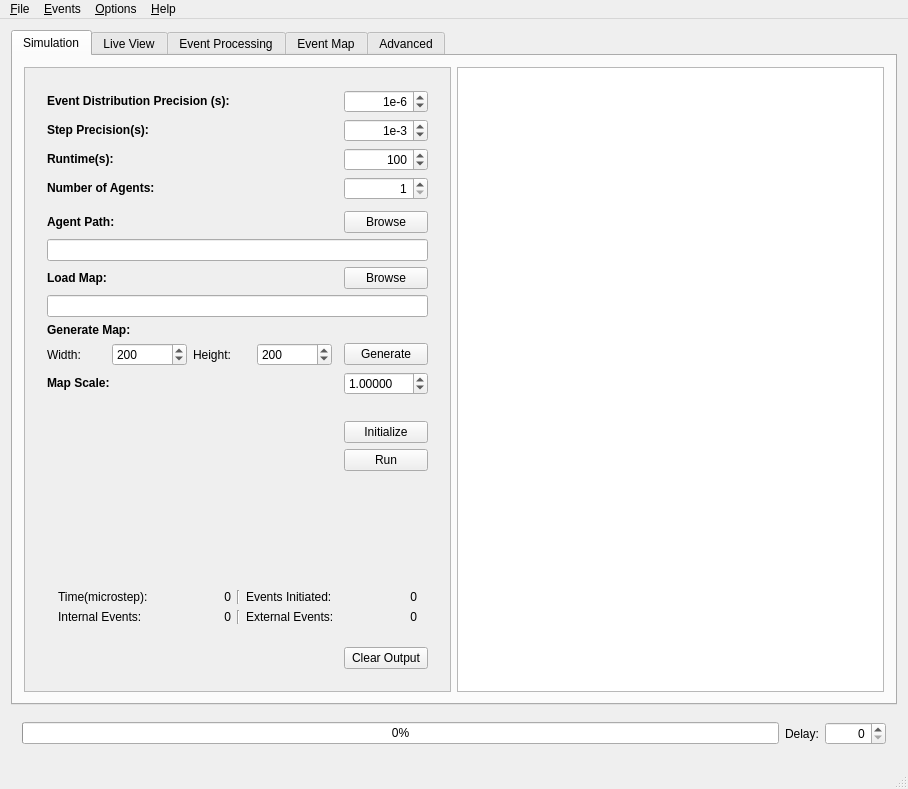
This is mainwindow.ui in sojoe02/RANA as Qt 5 draws it before an edit. The edited form follows.
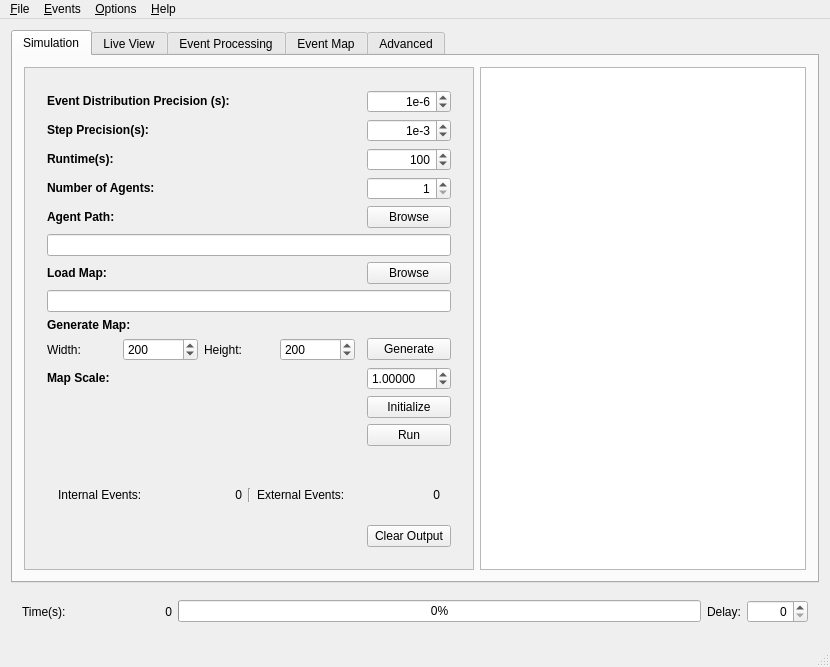
This is the edited form.

Commit message: overhaul of the user interface to make it more low-res friendly, added shortcut keys to disable agents (ctrl-A) and disable ids (ctrl-I) on the map tab.

What changed in the file:
```diff
--- a/mainwindow.ui
+++ b/mainwindow.ui
@@ -6,8 +6,8 @@
    <rect>
     <x>0</x>
     <y>0</y>
-    <width>908</width>
-    <height>789</height>
+    <width>830</width>
+    <height>657</height>
    </rect>
   </property>
   <property name="windowTitle">
@@ -18,7 +18,7 @@
     <item row="2" column="0">
      <widget class="QWidget" name="simGeneralWidget" native="true">
       <layout class="QGridLayout" name="gridLayout_12">
-       <item row="0" column="0">
+       <item row="0" column="2">
         <widget class="QProgressBar" name="progressBar">
          <property name="sizePolicy">
           <sizepolicy hsizetype="MinimumExpanding" vsizetype="Fixed">
@@ -43,7 +43,7 @@
          </property>
         </widget>
        </item>
-       <item row="0" column="2">
+       <item row="0" column="4">
         <widget class="QSpinBox" name="delaySpinBox">
          <property name="alignment">
           <set>Qt::AlignRight|Qt::AlignTrailing|Qt::AlignVCenter</set>
@@ -56,13 +56,36 @@
          </property>
         </widget>
        </item>
-       <item row="0" column="1">
+       <item row="0" column="3">
         <widget class="QLabel" name="label_9">
          <property name="text">
           <string>Delay:</string>
          </property>
         </widget>
        </item>
+       <item row="0" column="0">
+        <widget class="QLabel" name="label_8">
+         <property name="text">
+          <string>Time(s):</string>
+         </property>
+        </widget>
+       </item>
+       <item row="0" column="1">
+        <widget class="QLabel" name="label_status1">
+         <property name="minimumSize">
+          <size>
+           <width>100</width>
+           <height>0</height>
+          </size>
+         </property>
+         <property name="text">
+          <string>0</string>
+         </property>
+         <property name="alignment">
+          <set>Qt::AlignRight|Qt::AlignTrailing|Qt::AlignVCenter</set>
+         </property>
+        </widget>
+       </item>
       </layout>
      </widget>
     </item>
@@ -79,11 +102,17 @@
         <item row="0" column="1">
          <widget class="QScrollArea" name="scrollArea">
           <property name="sizePolicy">
-           <sizepolicy hsizetype="Expanding" vsizetype="Preferred">
+           <sizepolicy hsizetype="Preferred" vsizetype="Preferred">
             <horstretch>0</horstretch>
             <verstretch>0</verstretch>
            </sizepolicy>
           </property>
+          <property name="minimumSize">
+           <size>
+            <width>450</width>
+            <height>0</height>
+           </size>
+          </property>
           <property name="baseSize">
            <size>
             <width>0</width>
@@ -98,8 +127,8 @@
             <rect>
              <x>0</x>
              <y>0</y>
-             <width>429</width>
-             <height>635</height>
+             <width>448</width>
+             <height>503</height>
             </rect>
            </property>
            <layout class="QVBoxLayout" name="verticalLayout_2">
@@ -118,23 +147,83 @@
                </size>
               </property>
               <layout class="QGridLayout" name="gridLayout_2">
-               <item row="6" column="2">
+               <item row="6" column="0" colspan="3">
+                <widget class="QLineEdit" name="agentPathLineEdit">
+                 <property name="sizePolicy">
+                  <sizepolicy hsizetype="MinimumExpanding" vsizetype="Fixed">
+                   <horstretch>0</horstretch>
+                   <verstretch>0</verstretch>
+                  </sizepolicy>
+                 </property>
+                 <property name="text">
+                  <string/>
+                 </property>
+                </widget>
+               </item>
+               <item row="2" column="2">
+                <widget class="QSpinBox" name="macroSpinBox">
+                 <property name="sizePolicy">
+                  <sizepolicy hsizetype="Preferred" vsizetype="Fixed">
+                   <horstretch>0</horstretch>
+                   <verstretch>0</verstretch>
+                  </sizepolicy>
+                 </property>
+                 <property name="alignment">
+                  <set>Qt::AlignRight|Qt::AlignTrailing|Qt::AlignVCenter</set>
+                 </property>
+                 <property name="prefix">
+                  <string>1e-</string>
+                 </property>
+                 <property name="minimum">
+                  <number>1</number>
+                 </property>
+                 <property name="maximum">
+                  <number>12</number>
+                 </property>
+                 <property name="singleStep">
+                  <number>1</number>
+                 </property>
+                 <property name="value">
+                  <number>3</number>
+                 </property>
+                </widget>
+               </item>
+               <item row="19" column="2">
+                <widget class="QPushButton" name="generateButton">
+                 <property name="sizePolicy">
+                  <sizepolicy hsizetype="Preferred" vsizetype="Fixed">
+                   <horstretch>0</horstretch>
+                   <verstretch>0</verstretch>
+                  </sizepolicy>
+                 </property>
+                 <property name="text">
+                  <string>Initialize</string>
+                 </property>
+                </widget>
+               </item>
+               <item row="19" column="0">
+                <spacer name="horizontalSpacer">
+                 <property name="orientation">
+                  <enum>Qt::Horizontal</enum>
+                 </property>
+                 <property name="sizeType">
+                  <enum>QSizePolicy::Expanding</enum>
+                 </property>
+                 <property name="sizeHint" stdset="0">
+                  <size>
+                   <width>40</width>
+                   <height>20</height>
+                  </size>
+                 </property>
+                </spacer>
+               </item>
+               <item row="5" column="2">
                 <widget class="QPushButton" name="browseLuaAgentButton">
                  <property name="text">
                   <string>Browse</string>
                  </property>
                 </widget>
                </item>
-               <item row="8" column="0">
-                <widget class="QLabel" name="label_7">
-                 <property name="text">
-                  <string>&lt;html&gt;&lt;head/&gt;&lt;body&gt;&lt;p&gt;&lt;span style=&quot; font-weight:600;&quot;&gt;Load Map:&lt;/span&gt;&lt;/p&gt;&lt;/body&gt;&lt;/html&gt;</string>
-                 </property>
-                 <property name="buddy">
-                  <cstring>browseMapButton</cstring>
-                 </property>
-                </widget>
-               </item>
                <item row="1" column="0">
                 <widget class="QLabel" name="label_5">
                  <property name="toolTip">
@@ -151,35 +240,43 @@
                  </property>
                 </widget>
                </item>
-               <item row="2" column="0">
-                <widget class="QLabel" name="label_6">
-                 <property name="toolTip">
-                  <string>Number of mirosteps pr macrostep</string>
-                 </property>
+               <item row="7" column="0">
+                <widget class="QLabel" name="label_7">
                  <property name="text">
-                  <string>&lt;html&gt;&lt;head/&gt;&lt;body&gt;&lt;p&gt;&lt;span style=&quot; font-weight:600;&quot;&gt;Step Precision(s):&lt;/span&gt;&lt;/p&gt;&lt;/body&gt;&lt;/html&gt;</string>
+                  <string>&lt;html&gt;&lt;head/&gt;&lt;body&gt;&lt;p&gt;&lt;span style=&quot; font-weight:600;&quot;&gt;Load Map:&lt;/span&gt;&lt;/p&gt;&lt;/body&gt;&lt;/html&gt;</string>
                  </property>
                  <property name="buddy">
                   <cstring>macroSpinBox</cstring>
                  </property>
                 </widget>
                </item>
-               <item row="7" column="0" colspan="3">
-                <widget class="QLineEdit" name="agentPathLineEdit">
-                 <property name="sizePolicy">
-                  <sizepolicy hsizetype="MinimumExpanding" vsizetype="Fixed">
-                   <horstretch>0</horstretch>
-                   <verstretch>0</verstretch>
-                  </sizepolicy>
-                 </property>
+               <item row="10" column="2">
+                <widget class="QPushButton" name="generateEmptyMapButton">
                  <property name="text">
-                  <string/>
+                  <string>Generate</string>
                  </property>
                 </widget>
                </item>
-               <item row="9" column="0" colspan="3">
+               <item row="8" column="0" colspan="3">
                 <widget class="QLineEdit" name="mapPathLineEdit"/>
                </item>
+               <item row="5" column="0">
+                <widget class="QLabel" name="label">
+                 <property name="text">
+                  <string>&lt;b&gt;Agent Path:</string>
+                 </property>
+                 <property name="buddy">
+                  <cstring>browseLuaAgentButton</cstring>
+                 </property>
+                </widget>
+               </item>
+               <item row="23" column="2">
+                <widget class="QPushButton" name="pushButton">
+                 <property name="text">
+                  <string>Clear Output</string>
+                 </property>
+                </widget>
+               </item>
                <item row="1" column="2">
                 <widget class="QSpinBox" name="timeResSpinBox">
                  <property name="sizePolicy">
@@ -217,29 +314,16 @@
                  </property>
                 </widget>
                </item>
-               <item row="3" column="0">
-                <widget class="QLabel" name="label_13">
+               <item row="12" column="0">
+                <widget class="QLabel" name="label_40">
+                 <property name="toolTip">
+                  <string>&lt;html&gt;&lt;head/&gt;&lt;body&gt;&lt;p&gt;How many meters each pixel covers&lt;/p&gt;&lt;/body&gt;&lt;/html&gt;</string>
+                 </property>
                  <property name="text">
-                  <string>&lt;b&gt;Runtime(s):</string>
-                 </property>
-                 <property name="buddy">
-                  <cstring>runTimeSpinBox</cstring>
+                  <string>&lt;html&gt;&lt;head/&gt;&lt;body&gt;&lt;p&gt;&lt;span style=&quot; font-weight:600;&quot;&gt;Map Scale:&lt;/span&gt;&lt;/p&gt;&lt;/body&gt;&lt;/html&gt;</string>
                  </property>
                 </widget>
                </item>
-               <item row="23" column="0">
-                <spacer name="verticalSpacer">
-                 <property name="orientation">
-                  <enum>Qt::Vertical</enum>
-                 </property>
-                 <property name="sizeHint" stdset="0">
-                  <size>
-                   <width>20</width>
-                   <height>40</height>
-                  </size>
-                 </property>
-                </spacer>
-               </item>
                <item row="4" column="0">
                 <widget class="QLabel" name="label_2">
                  <property name="text">
@@ -250,7 +334,20 @@
                  </property>
                 </widget>
                </item>
-               <item row="8" column="2">
+               <item row="2" column="0">
+                <widget class="QLabel" name="label_6">
+                 <property name="toolTip">
+                  <string>Number of mirosteps pr macrostep</string>
+                 </property>
+                 <property name="text">
+                  <string>&lt;html&gt;&lt;head/&gt;&lt;body&gt;&lt;p&gt;&lt;span style=&quot; font-weight:600;&quot;&gt;Step Precision(s):&lt;/span&gt;&lt;/p&gt;&lt;/body&gt;&lt;/html&gt;</string>
+                 </property>
+                 <property name="buddy">
+                  <cstring>macroSpinBox</cstring>
+                 </property>
+                </widget>
+               </item>
+               <item row="7" column="2">
                 <widget class="QPushButton" name="browseMapButton">
                  <property name="sizePolicy">
                   <sizepolicy hsizetype="Minimum" vsizetype="Fixed">
@@ -263,38 +360,97 @@
                  </property>
                 </widget>
                </item>
-               <item row="2" column="2">
-                <widget class="QSpinBox" name="macroSpinBox">
+               <item row="10" column="0">
+                <layout class="QGridLayout" name="gridLayout_13">
+                 <item row="1" column="1">
+                  <widget class="QSpinBox" name="emptyPXspinBox">
+                   <property name="sizePolicy">
+                    <sizepolicy hsizetype="Minimum" vsizetype="Fixed">
+                     <horstretch>0</horstretch>
+                     <verstretch>0</verstretch>
+                    </sizepolicy>
+                   </property>
+                   <property name="minimumSize">
+                    <size>
+                     <width>75</width>
+                     <height>0</height>
+                    </size>
+                   </property>
+                   <property name="maximum">
+                    <number>10000</number>
+                   </property>
+                   <property name="singleStep">
+                    <number>50</number>
+                   </property>
+                   <property name="value">
+                    <number>200</number>
+                   </property>
+                  </widget>
+                 </item>
+                 <item row="1" column="0">
+                  <widget class="QLabel" name="label_39">
+                   <property name="text">
+                    <string>Width:</string>
+                   </property>
+                  </widget>
+                 </item>
+                 <item row="1" column="2">
+                  <widget class="QLabel" name="label_11">
+                   <property name="text">
+                    <string>Height:</string>
+                   </property>
+                  </widget>
+                 </item>
+                 <item row="1" column="4">
+                  <widget class="QSpinBox" name="emptyPYspinBox">
+                   <property name="sizePolicy">
+                    <sizepolicy hsizetype="Minimum" vsizetype="Fixed">
+                     <horstretch>0</horstretch>
+                     <verstretch>0</verstretch>
+                    </sizepolicy>
+                   </property>
+                   <property name="minimumSize">
+                    <size>
+                     <width>75</width>
+                     <height>0</height>
+                    </size>
+                   </property>
+                   <property name="maximum">
+                    <number>10000</number>
+                   </property>
+                   <property name="singleStep">
+                    <number>50</number>
+                   </property>
+                   <property name="value">
+                    <number>200</number>
+                   </property>
+                  </widget>
+                 </item>
+                </layout>
+               </item>
+               <item row="20" column="2">
+                <widget class="QPushButton" name="runButton">
                  <property name="sizePolicy">
                   <sizepolicy hsizetype="Preferred" vsizetype="Fixed">
                    <horstretch>0</horstretch>
                    <verstretch>0</verstretch>
                   </sizepolicy>
                  </property>
-                 <property name="alignment">
-                  <set>Qt::AlignRight|Qt::AlignTrailing|Qt::AlignVCenter</set>
-                 </property>
-                 <property name="prefix">
-                  <string>1e-</string>
-                 </property>
-                 <property name="minimum">
-                  <number>1</number>
-                 </property>
-                 <property name="maximum">
-                  <number>12</number>
-                 </property>
-                 <property name="singleStep">
-                  <number>1</number>
-                 </property>
-                 <property name="value">
-                  <number>3</number>
+                 <property name="text">
+                  <string>Run</string>
                  </property>
                 </widget>
                </item>
-               <item row="25" column="2">
-                <widget class="QPushButton" name="pushButton">
+               <item row="9" column="0">
+                <widget class="QLabel" name="label_31">
+                 <property name="toolTip">
+                  <string>&lt;html&gt;&lt;head/&gt;&lt;body&gt;&lt;p&gt;How many meters each pixel on the map covers(this is only important if the agent uses collision detection and map manipulation).&lt;/p&gt;&lt;/body&gt;&lt;/html&gt;</string>
+                 </property>
                  <property name="text">
-                  <string>Clear Output</string>
+                  <string>&lt;html&gt;&lt;head/&gt;&lt;body&gt;&lt;p&gt;&lt;span style=&quot; font-weight:600;&quot;&gt;Generate Map:&lt;/span&gt;&lt;/p&gt;&lt;/body&gt;&lt;/html&gt;</string>
+                 </property>
+                 <property name="buddy">
+                  <cstring>scaleDoubleSpinBox</cstring>
                  </property>
                 </widget>
                </item>
@@ -326,72 +482,29 @@
                  </property>
                 </widget>
                </item>
-               <item row="17" column="0">
-                <widget class="QLabel" name="label_10">
-                 <property name="text">
-                  <string/>
+               <item row="12" column="2">
+                <widget class="QDoubleSpinBox" name="scaleDoubleSpinBox">
+                 <property name="accelerated">
+                  <bool>true</bool>
                  </property>
-                </widget>
-               </item>
-               <item row="21" column="2">
-                <widget class="QPushButton" name="generateButton">
-                 <property name="sizePolicy">
-                  <sizepolicy hsizetype="Preferred" vsizetype="Fixed">
-                   <horstretch>0</horstretch>
-                   <verstretch>0</verstretch>
-                  </sizepolicy>
+                 <property name="decimals">
+                  <number>5</number>
                  </property>
-                 <property name="text">
-                  <string>Initialize</string>
+                 <property name="minimum">
+                  <double>0.000100000000000</double>
                  </property>
-                </widget>
-               </item>
-               <item row="5" column="0">
-                <spacer name="verticalSpacer_2">
-                 <property name="orientation">
-                  <enum>Qt::Vertical</enum>
+                 <property name="maximum">
+                  <double>100.000000000000000</double>
                  </property>
-                 <property name="sizeType">
-                  <enum>QSizePolicy::Minimum</enum>
+                 <property name="singleStep">
+                  <double>0.001000000000000</double>
                  </property>
-                 <property name="sizeHint" stdset="0">
-                  <size>
-                   <width>20</width>
-                   <height>5</height>
-                  </size>
+                 <property name="value">
+                  <double>1.000000000000000</double>
                  </property>
-                </spacer>
-               </item>
-               <item row="21" column="0">
-                <spacer name="horizontalSpacer">
-                 <property name="orientation">
-                  <enum>Qt::Horizontal</enum>
-                 </property>
-                 <property name="sizeType">
-                  <enum>QSizePolicy::Expanding</enum>
-                 </property>
-                 <property name="sizeHint" stdset="0">
-                  <size>
-                   <width>40</width>
-                   <height>20</height>
-                  </size>
-                 </property>
-                </spacer>
-               </item>
-               <item row="22" column="2">
-                <widget class="QPushButton" name="runButton">
-                 <property name="sizePolicy">
-                  <sizepolicy hsizetype="Preferred" vsizetype="Fixed">
-                   <horstretch>0</horstretch>
-                   <verstretch>0</verstretch>
-                  </sizepolicy>
-                 </property>
-                 <property name="text">
-                  <string>Run</string>
-                 </property>
                 </widget>
                </item>
-               <item row="24" column="0" colspan="3">
+               <item row="22" column="0" colspan="3">
                 <widget class="QWidget" name="widget_4" native="true">
                  <property name="sizePolicy">
                   <sizepolicy hsizetype="MinimumExpanding" vsizetype="Fixed">
@@ -406,13 +519,6 @@
                   </size>
                  </property>
                  <layout class="QGridLayout" name="gridLayout">
-                  <item row="0" column="5">
-                   <widget class="QLabel" name="label_20">
-                    <property name="text">
-                     <string>Events Initiated:</string>
-                    </property>
-                   </widget>
-                  </item>
                   <item row="0" column="4">
                    <widget class="Line" name="line_2">
                     <property name="orientation">
@@ -420,13 +526,6 @@
                     </property>
                    </widget>
                   </item>
-                  <item row="0" column="2">
-                   <widget class="QLabel" name="label_8">
-                    <property name="text">
-                     <string>Time(microstep):</string>
-                    </property>
-                   </widget>
-                  </item>
                   <item row="2" column="4">
                    <widget class="Line" name="line_4">
                     <property name="orientation">
@@ -434,16 +533,6 @@
                     </property>
                    </widget>
                   </item>
-                  <item row="0" column="3">
-                   <widget class="QLabel" name="label_status1">
-                    <property name="text">
-                     <string>0</string>
-                    </property>
-                    <property name="alignment">
-                     <set>Qt::AlignRight|Qt::AlignTrailing|Qt::AlignVCenter</set>
-                    </property>
-                   </widget>
-                  </item>
                   <item row="1" column="4">
                    <widget class="Line" name="line_3">
                     <property name="orientation">
@@ -485,51 +574,9 @@
                     </property>
                    </widget>
                   </item>
-                  <item row="0" column="6">
-                   <widget class="QLabel" name="label_status2">
-                    <property name="text">
-                     <string>0</string>
-                    </property>
-                    <property name="alignment">
-                     <set>Qt::AlignRight|Qt::AlignTrailing|Qt::AlignVCenter</set>
-                    </property>
-                   </widget>
-                  </item>
                  </layout>
                 </widget>
                </item>
-               <item row="13" column="2">
-                <widget class="QDoubleSpinBox" name="scaleDoubleSpinBox">
-                 <property name="accelerated">
-                  <bool>true</bool>
-                 </property>
-                 <property name="decimals">
-                  <number>5</number>
-                 </property>
-                 <property name="minimum">
-                  <double>0.000100000000000</double>
-                 </property>
-                 <property name="maximum">
-                  <double>100.000000000000000</double>
-                 </property>
-                 <property name="singleStep">
-                  <double>0.001000000000000</double>
-                 </property>
-                 <property name="value">
-                  <double>1.000000000000000</double>
-                 </property>
-                </widget>
-               </item>
-               <item row="6" column="0">
-                <widget class="QLabel" name="label">
-                 <property name="text">
-                  <string>&lt;b&gt;Agent Path:</string>
-                 </property>
-                 <property name="buddy">
-                  <cstring>browseLuaAgentButton</cstring>
-                 </property>
-                </widget>
-               </item>
                <item row="4" column="2">
                 <widget class="QSpinBox" name="luaSpinBox">
                  <property name="sizePolicy">
@@ -552,103 +599,28 @@
                  </property>
                 </widget>
                </item>
-               <item row="11" column="2">
-                <widget class="QPushButton" name="generateEmptyMapButton">
+               <item row="3" column="0">
+                <widget class="QLabel" name="label_13">
                  <property name="text">
-                  <string>Generate</string>
-                 </property>
-                </widget>
-               </item>
-               <item row="13" column="0">
-                <widget class="QLabel" name="label_40">
-                 <property name="toolTip">
-                  <string>&lt;html&gt;&lt;head/&gt;&lt;body&gt;&lt;p&gt;How many meters each pixel covers&lt;/p&gt;&lt;/body&gt;&lt;/html&gt;</string>
-                 </property>
-                 <property name="text">
-                  <string>&lt;html&gt;&lt;head/&gt;&lt;body&gt;&lt;p&gt;&lt;span style=&quot; font-weight:600;&quot;&gt;Map Scale:&lt;/span&gt;&lt;/p&gt;&lt;/body&gt;&lt;/html&gt;</string>
-                 </property>
-                </widget>
-               </item>
-               <item row="10" column="0">
-                <widget class="QLabel" name="label_31">
-                 <property name="toolTip">
-                  <string>&lt;html&gt;&lt;head/&gt;&lt;body&gt;&lt;p&gt;How many meters each pixel on the map covers(this is only important if the agent uses collision detection and map manipulation).&lt;/p&gt;&lt;/body&gt;&lt;/html&gt;</string>
-                 </property>
-                 <property name="text">
-                  <string>&lt;html&gt;&lt;head/&gt;&lt;body&gt;&lt;p&gt;&lt;span style=&quot; font-weight:600;&quot;&gt;Generate Map:&lt;/span&gt;&lt;/p&gt;&lt;/body&gt;&lt;/html&gt;</string>
+                  <string>&lt;b&gt;Runtime(s):</string>
                  </property>
                  <property name="buddy">
                   <cstring>scaleDoubleSpinBox</cstring>
                  </property>
                 </widget>
                </item>
-               <item row="11" column="0">
-                <layout class="QGridLayout" name="gridLayout_13">
-                 <item row="1" column="1">
-                  <widget class="QSpinBox" name="emptyPXspinBox">
-                   <property name="sizePolicy">
-                    <sizepolicy hsizetype="Minimum" vsizetype="Fixed">
-                     <horstretch>0</horstretch>
-                     <verstretch>0</verstretch>
-                    </sizepolicy>
-                   </property>
-                   <property name="minimumSize">
-                    <size>
-                     <width>75</width>
-                     <height>0</height>
-                    </size>
-                   </property>
-                   <property name="maximum">
-                    <number>10000</number>
-                   </property>
-                   <property name="singleStep">
-                    <number>50</number>
-                   </property>
-                   <property name="value">
-                    <number>200</number>
-                   </property>
-                  </widget>
-                 </item>
-                 <item row="1" column="0">
-                  <widget class="QLabel" name="label_39">
-                   <property name="text">
-                    <string>Width:</string>
-                   </property>
-                  </widget>
-                 </item>
-                 <item row="1" column="2">
-                  <widget class="QLabel" name="label_11">
-                   <property name="text">
-                    <string>Height:</string>
-                   </property>
-                  </widget>
-                 </item>
-                 <item row="1" column="4">
-                  <widget class="QSpinBox" name="emptyPYspinBox">
-                   <property name="sizePolicy">
-                    <sizepolicy hsizetype="Minimum" vsizetype="Fixed">
-                     <horstretch>0</horstretch>
-                     <verstretch>0</verstretch>
-                    </sizepolicy>
-                   </property>
-                   <property name="minimumSize">
-                    <size>
-                     <width>75</width>
-                     <height>0</height>
-                    </size>
-                   </property>
-                   <property name="maximum">
-                    <number>10000</number>
-                   </property>
-                   <property name="singleStep">
-                    <number>50</number>
-                   </property>
-                   <property name="value">
-                    <number>200</number>
-                   </property>
-                  </widget>
-                 </item>
-                </layout>
+               <item row="21" column="0">
+                <spacer name="verticalSpacer">
+                 <property name="orientation">
+                  <enum>Qt::Vertical</enum>
+                 </property>
+                 <property name="sizeHint" stdset="0">
+                  <size>
+                   <width>20</width>
+                   <height>40</height>
+                  </size>
+                 </property>
+                </spacer>
                </item>
               </layout>
              </widget>
@@ -658,7 +630,14 @@
          </widget>
         </item>
         <item row="0" column="2">
-         <widget class="QTextEdit" name="outputTextBrowser"/>
+         <widget class="QTextEdit" name="outputTextBrowser">
+          <property name="sizePolicy">
+           <sizepolicy hsizetype="Expanding" vsizetype="Expanding">
+            <horstretch>0</horstretch>
+            <verstretch>0</verstretch>
+           </sizepolicy>
+          </property>
+         </widget>
         </item>
        </layout>
       </widget>
@@ -1578,7 +1557,7 @@
     <rect>
      <x>0</x>
      <y>0</y>
-     <width>908</width>
+     <width>830</width>
      <height>19</height>
     </rect>
    </property>
```
Left out of the diff: 52 changed lines with no effect on the pictures. The commit also changes 9 other files.
